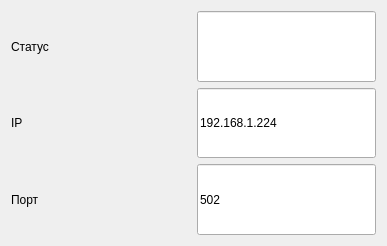
Above: uis/modbus_server.ui from dimgrig/MODBUS-SERVER before the change. Below: the same form after it.
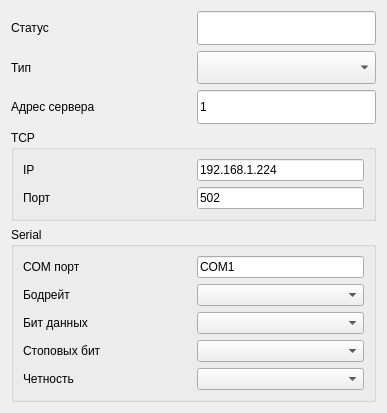
That is the form after the change.

Commit message: add Serial and add gui settings

What changed in the file:
```diff
--- a/uis/modbus_server.ui
+++ b/uis/modbus_server.ui
@@ -7,11 +7,11 @@
     <x>0</x>
     <y>0</y>
     <width>387</width>
-    <height>246</height>
+    <height>413</height>
    </rect>
   </property>
   <property name="sizePolicy">
-   <sizepolicy hsizetype="Preferred" vsizetype="Preferred">
+   <sizepolicy hsizetype="MinimumExpanding" vsizetype="MinimumExpanding">
     <horstretch>80</horstretch>
     <verstretch>45</verstretch>
    </sizepolicy>
@@ -32,8 +32,8 @@
    <string>Настройки</string>
   </property>
   <layout class="QGridLayout" name="gridLayout">
-   <item row="0" column="0">
-    <widget class="QLabel" name="label_19">
+   <item row="1" column="0">
+    <widget class="QLabel" name="label_20">
      <property name="sizePolicy">
       <sizepolicy hsizetype="MinimumExpanding" vsizetype="MinimumExpanding">
        <horstretch>0</horstretch>
@@ -47,7 +47,7 @@
       </size>
      </property>
      <property name="text">
-      <string>Статус</string>
+      <string>Тип</string>
      </property>
     </widget>
    </item>
@@ -76,8 +76,313 @@
      </property>
     </widget>
    </item>
-   <item row="1" column="0">
-    <widget class="QLabel" name="label_17">
+   <item row="5" column="0" colspan="2">
+    <widget class="QGroupBox" name="groupBox_2">
+     <property name="sizePolicy">
+      <sizepolicy hsizetype="MinimumExpanding" vsizetype="MinimumExpanding">
+       <horstretch>0</horstretch>
+       <verstretch>0</verstretch>
+      </sizepolicy>
+     </property>
+     <property name="title">
+      <string>Serial</string>
+     </property>
+     <layout class="QGridLayout" name="gridLayout_3">
+      <item row="0" column="0">
+       <widget class="QLabel" name="label_22">
+        <property name="sizePolicy">
+         <sizepolicy hsizetype="MinimumExpanding" vsizetype="MinimumExpanding">
+          <horstretch>0</horstretch>
+          <verstretch>0</verstretch>
+         </sizepolicy>
+        </property>
+        <property name="minimumSize">
+         <size>
+          <width>100</width>
+          <height>0</height>
+         </size>
+        </property>
+        <property name="text">
+         <string>COM порт</string>
+        </property>
+       </widget>
+      </item>
+      <item row="0" column="1">
+       <widget class="QLineEdit" name="le_com_port">
+        <property name="enabled">
+         <bool>true</bool>
+        </property>
+        <property name="sizePolicy">
+         <sizepolicy hsizetype="MinimumExpanding" vsizetype="MinimumExpanding">
+          <horstretch>0</horstretch>
+          <verstretch>0</verstretch>
+         </sizepolicy>
+        </property>
+        <property name="minimumSize">
+         <size>
+          <width>150</width>
+          <height>0</height>
+         </size>
+        </property>
+        <property name="text">
+         <string>COM1</string>
+        </property>
+       </widget>
+      </item>
+      <item row="1" column="0">
+       <widget class="QLabel" name="label_23">
+        <property name="sizePolicy">
+         <sizepolicy hsizetype="MinimumExpanding" vsizetype="MinimumExpanding">
+          <horstretch>0</horstretch>
+          <verstretch>0</verstretch>
+         </sizepolicy>
+        </property>
+        <property name="minimumSize">
+         <size>
+          <width>100</width>
+          <height>0</height>
+         </size>
+        </property>
+        <property name="text">
+         <string>Бодрейт</string>
+        </property>
+       </widget>
+      </item>
+      <item row="1" column="1">
+       <widget class="QComboBox" name="cb_baudrate">
+        <property name="sizePolicy">
+         <sizepolicy hsizetype="MinimumExpanding" vsizetype="MinimumExpanding">
+          <horstretch>0</horstretch>
+          <verstretch>0</verstretch>
+         </sizepolicy>
+        </property>
+        <property name="minimumSize">
+         <size>
+          <width>150</width>
+          <height>0</height>
+         </size>
+        </property>
+        <property name="currentText">
+         <string/>
+        </property>
+       </widget>
+      </item>
+      <item row="2" column="0">
+       <widget class="QLabel" name="label_24">
+        <property name="sizePolicy">
+         <sizepolicy hsizetype="MinimumExpanding" vsizetype="MinimumExpanding">
+          <horstretch>0</horstretch>
+          <verstretch>0</verstretch>
+         </sizepolicy>
+        </property>
+        <property name="minimumSize">
+         <size>
+          <width>100</width>
+          <height>0</height>
+         </size>
+        </property>
+        <property name="text">
+         <string>Бит данных</string>
+        </property>
+       </widget>
+      </item>
+      <item row="2" column="1">
+       <widget class="QComboBox" name="cb_data_bits">
+        <property name="sizePolicy">
+         <sizepolicy hsizetype="MinimumExpanding" vsizetype="MinimumExpanding">
+          <horstretch>0</horstretch>
+          <verstretch>0</verstretch>
+         </sizepolicy>
+        </property>
+        <property name="minimumSize">
+         <size>
+          <width>150</width>
+          <height>0</height>
+         </size>
+        </property>
+        <property name="currentText">
+         <string/>
+        </property>
+       </widget>
+      </item>
+      <item row="3" column="0">
+       <widget class="QLabel" name="label_25">
+        <property name="sizePolicy">
+         <sizepolicy hsizetype="MinimumExpanding" vsizetype="MinimumExpanding">
+          <horstretch>0</horstretch>
+          <verstretch>0</verstretch>
+         </sizepolicy>
+        </property>
+        <property name="minimumSize">
+         <size>
+          <width>100</width>
+          <height>0</height>
+         </size>
+        </property>
+        <property name="text">
+         <string>Стоповых бит</string>
+        </property>
+       </widget>
+      </item>
+      <item row="3" column="1">
+       <widget class="QComboBox" name="cb_stop_bits">
+        <property name="sizePolicy">
+         <sizepolicy hsizetype="MinimumExpanding" vsizetype="MinimumExpanding">
+          <horstretch>0</horstretch>
+          <verstretch>0</verstretch>
+         </sizepolicy>
+        </property>
+        <property name="minimumSize">
+         <size>
+          <width>150</width>
+          <height>0</height>
+         </size>
+        </property>
+        <property name="currentText">
+         <string/>
+        </property>
+       </widget>
+      </item>
+      <item row="4" column="0">
+       <widget class="QLabel" name="label_26">
+        <property name="sizePolicy">
+         <sizepolicy hsizetype="MinimumExpanding" vsizetype="MinimumExpanding">
+          <horstretch>0</horstretch>
+          <verstretch>0</verstretch>
+         </sizepolicy>
+        </property>
+        <property name="minimumSize">
+         <size>
+          <width>100</width>
+          <height>0</height>
+         </size>
+        </property>
+        <property name="text">
+         <string>Четность</string>
+        </property>
+       </widget>
+      </item>
+      <item row="4" column="1">
+       <widget class="QComboBox" name="cb_parity">
+        <property name="sizePolicy">
+         <sizepolicy hsizetype="MinimumExpanding" vsizetype="MinimumExpanding">
+          <horstretch>0</horstretch>
+          <verstretch>0</verstretch>
+         </sizepolicy>
+        </property>
+        <property name="minimumSize">
+         <size>
+          <width>150</width>
+          <height>0</height>
+         </size>
+        </property>
+        <property name="currentText">
+         <string/>
+        </property>
+       </widget>
+      </item>
+     </layout>
+    </widget>
+   </item>
+   <item row="3" column="0" rowspan="2" colspan="2">
+    <widget class="QGroupBox" name="groupBox">
+     <property name="sizePolicy">
+      <sizepolicy hsizetype="MinimumExpanding" vsizetype="MinimumExpanding">
+       <horstretch>0</horstretch>
+       <verstretch>0</verstretch>
+      </sizepolicy>
+     </property>
+     <property name="title">
+      <string>TCP</string>
+     </property>
+     <layout class="QGridLayout" name="gridLayout_2">
+      <item row="0" column="0">
+       <widget class="QLabel" name="label_17">
+        <property name="sizePolicy">
+         <sizepolicy hsizetype="MinimumExpanding" vsizetype="MinimumExpanding">
+          <horstretch>0</horstretch>
+          <verstretch>0</verstretch>
+         </sizepolicy>
+        </property>
+        <property name="minimumSize">
+         <size>
+          <width>100</width>
+          <height>0</height>
+         </size>
+        </property>
+        <property name="text">
+         <string>IP</string>
+        </property>
+       </widget>
+      </item>
+      <item row="0" column="1">
+       <widget class="QLineEdit" name="le_ip">
+        <property name="enabled">
+         <bool>true</bool>
+        </property>
+        <property name="sizePolicy">
+         <sizepolicy hsizetype="MinimumExpanding" vsizetype="MinimumExpanding">
+          <horstretch>0</horstretch>
+          <verstretch>0</verstretch>
+         </sizepolicy>
+        </property>
+        <property name="minimumSize">
+         <size>
+          <width>150</width>
+          <height>0</height>
+         </size>
+        </property>
+        <property name="text">
+         <string>192.168.1.224</string>
+        </property>
+       </widget>
+      </item>
+      <item row="1" column="0">
+       <widget class="QLabel" name="label_18">
+        <property name="sizePolicy">
+         <sizepolicy hsizetype="MinimumExpanding" vsizetype="MinimumExpanding">
+          <horstretch>0</horstretch>
+          <verstretch>0</verstretch>
+         </sizepolicy>
+        </property>
+        <property name="minimumSize">
+         <size>
+          <width>100</width>
+          <height>0</height>
+         </size>
+        </property>
+        <property name="text">
+         <string>Порт</string>
+        </property>
+       </widget>
+      </item>
+      <item row="1" column="1">
+       <widget class="QLineEdit" name="le_port">
+        <property name="enabled">
+         <bool>true</bool>
+        </property>
+        <property name="sizePolicy">
+         <sizepolicy hsizetype="MinimumExpanding" vsizetype="MinimumExpanding">
+          <horstretch>0</horstretch>
+          <verstretch>0</verstretch>
+         </sizepolicy>
+        </property>
+        <property name="minimumSize">
+         <size>
+          <width>150</width>
+          <height>0</height>
+         </size>
+        </property>
+        <property name="text">
+         <string>502</string>
+        </property>
+       </widget>
+      </item>
+     </layout>
+    </widget>
+   </item>
+   <item row="0" column="0">
+    <widget class="QLabel" name="label_19">
      <property name="sizePolicy">
       <sizepolicy hsizetype="MinimumExpanding" vsizetype="MinimumExpanding">
        <horstretch>0</horstretch>
@@ -91,15 +396,34 @@
       </size>
      </property>
      <property name="text">
-      <string>IP</string>
+      <string>Статус</string>
+     </property>
+    </widget>
+   </item>
+   <item row="2" column="1">
+    <widget class="QLineEdit" name="le_address">
+     <property name="enabled">
+      <bool>true</bool>
+     </property>
+     <property name="sizePolicy">
+      <sizepolicy hsizetype="MinimumExpanding" vsizetype="MinimumExpanding">
+       <horstretch>0</horstretch>
+       <verstretch>0</verstretch>
+      </sizepolicy>
+     </property>
+     <property name="minimumSize">
+      <size>
+       <width>150</width>
+       <height>0</height>
+      </size>
+     </property>
+     <property name="text">
+      <string>1</string>
      </property>
     </widget>
    </item>
    <item row="1" column="1">
-    <widget class="QLineEdit" name="le_IP">
-     <property name="enabled">
-      <bool>true</bool>
-     </property>
+    <widget class="QComboBox" name="cb_connect_type">
      <property name="sizePolicy">
       <sizepolicy hsizetype="MinimumExpanding" vsizetype="MinimumExpanding">
        <horstretch>0</horstretch>
@@ -112,13 +436,13 @@
        <height>0</height>
       </size>
      </property>
-     <property name="text">
-      <string>192.168.1.224</string>
+     <property name="currentText">
+      <string/>
      </property>
     </widget>
    </item>
    <item row="2" column="0">
-    <widget class="QLabel" name="label_18">
+    <widget class="QLabel" name="label_21">
      <property name="sizePolicy">
       <sizepolicy hsizetype="MinimumExpanding" vsizetype="MinimumExpanding">
        <horstretch>0</horstretch>
@@ -132,29 +456,7 @@
       </size>
      </property>
      <property name="text">
-      <string>Порт</string>
-     </property>
-    </widget>
-   </item>
-   <item row="2" column="1">
-    <widget class="QLineEdit" name="le_PORT">
-     <property name="enabled">
-      <bool>true</bool>
-     </property>
-     <property name="sizePolicy">
-      <sizepolicy hsizetype="MinimumExpanding" vsizetype="MinimumExpanding">
-       <horstretch>0</horstretch>
-       <verstretch>0</verstretch>
-      </sizepolicy>
-     </property>
-     <property name="minimumSize">
-      <size>
-       <width>150</width>
-       <height>0</height>
-      </size>
-     </property>
-     <property name="text">
-      <string>502</string>
+      <string>Адрес сервера</string>
      </property>
     </widget>
    </item>
```
The commit also changes 11 other files.
